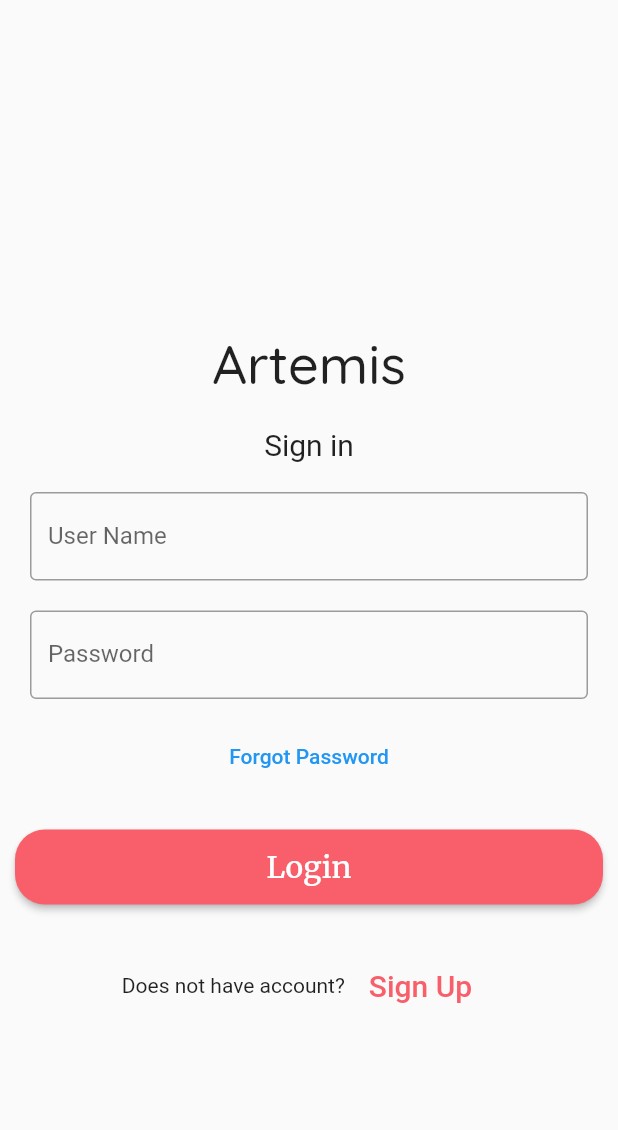
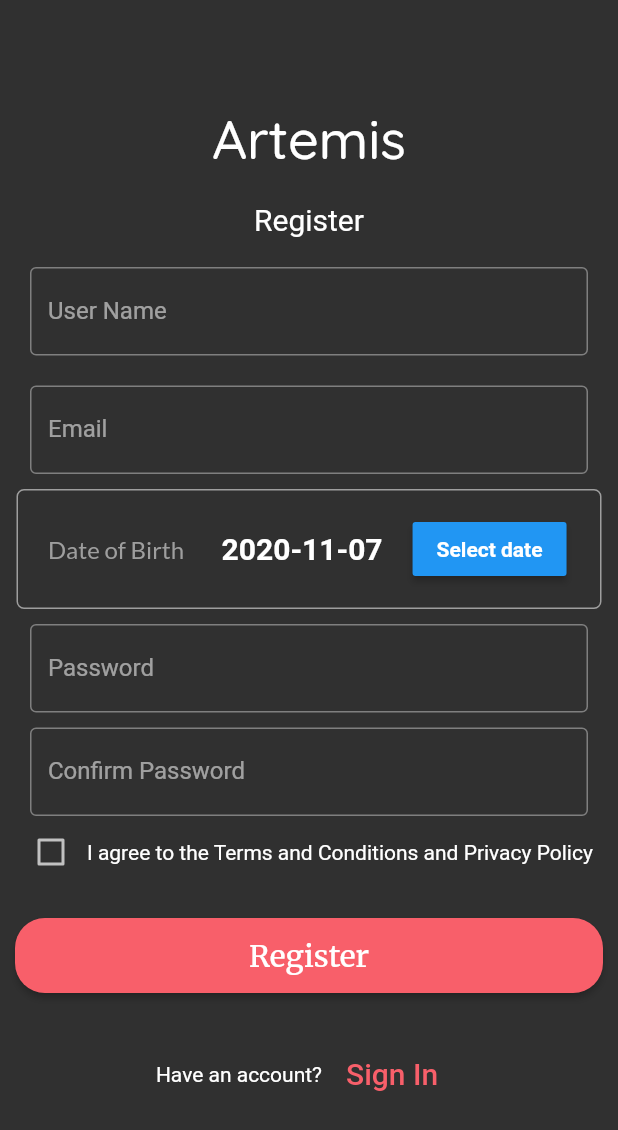
Before and after one commit to sayanmaiti2/artemis_flutter, a Flutter app: the screen it shows after launch, after a tap on "Sign Up", on a phone screen of 412 x 824 dp. Shown: the top 1130 px of the screen. Run offline on Flutter 3.47's test engine with Material 2 defaults, Android fonts, the phone set to English and light mode, and no system bars; our stand-ins replace font_awesome_flutter, google_fonts.

Commit message:
Updated Login Screen & Registration Screen UI Added FamilyScreen & AddFamilyScreen Pages Implemented DatePicker

```diff
--- a/lib/main.dart
+++ b/lib/main.dart
@@ -1,4 +1,5 @@
 import 'package:artemis_flutter/screens/login_screen.dart';
+//import 'package:artemis_flutter/screens/registration_screen.dart';
 import 'package:flutter/material.dart';
 
 void main() {
@@ -10,6 +11,11 @@ class MyApp extends StatelessWidget {
   Widget build(BuildContext context) {
     return MaterialApp(
       home: LoginScreen(),
+      theme: ThemeData.dark().copyWith(
+        primaryColor: Colors.white,
+        accentColor: Colors.white,
+        hintColor: Colors.white54,
+      ),
     );
   }
 }
--- a/lib/screens/login_screen.dart
+++ b/lib/screens/login_screen.dart
@@ -1,6 +1,8 @@
 import 'package:flutter/material.dart';
 import 'package:google_fonts/google_fonts.dart';
 import 'package:artemis_flutter/screens/home_screen.dart';
+import 'package:artemis_flutter/screens/registration_screen.dart';
+import 'package:artemis_flutter/constants.dart';
 
 class LoginScreen extends StatefulWidget {
   @override
@@ -13,7 +15,10 @@ class _State extends State<LoginScreen> {
 
   @override
   Widget build(BuildContext context) {
-    return Scaffold(
+    return Container(
+      decoration: kGradient,
+      child: Scaffold(
+        backgroundColor: Colors.transparent,
         body: Padding(
           padding: EdgeInsets.all(10),
           child: ListView(
@@ -29,6 +34,7 @@ class _State extends State<LoginScreen> {
                   style: GoogleFonts.quicksand(
                     fontSize: 36,
                     fontWeight: FontWeight.w500,
+                    color: Colors.white,
                   ),
                 ),
               ),
@@ -37,7 +43,10 @@ class _State extends State<LoginScreen> {
                 padding: EdgeInsets.all(10),
                 child: Text(
                   'Sign in',
-                style: TextStyle(fontSize: 20),
+                  style: TextStyle(
+                    fontSize: 20,
+                    color: Colors.white,
+                  ),
                 ),
               ),
               Container(
@@ -53,11 +62,13 @@ class _State extends State<LoginScreen> {
               Container(
                 padding: EdgeInsets.fromLTRB(10, 10, 10, 0),
                 child: TextField(
+                  cursorColor: Colors.white,
                   obscureText: true,
                   controller: passwordController,
                   decoration: InputDecoration(
                     border: OutlineInputBorder(),
                     labelText: 'Password',
+                    hintStyle: TextStyle(color: Colors.white),
                   ),
                 ),
               ),
@@ -68,7 +79,7 @@ class _State extends State<LoginScreen> {
                 onPressed: () {
                   //forgot password screen
                 },
-              textColor: Colors.blue,
+                textColor: Colors.white60,
                 child: Text('Forgot Password'),
               ),
               SizedBox(
@@ -85,7 +96,10 @@ class _State extends State<LoginScreen> {
                   ),
                   child: Text(
                     'Login',
-                  style: GoogleFonts.merriweather(fontSize: 20),
+                    style: GoogleFonts.merriweather(
+                      fontSize: 20,
+                      color: Colors.white,
+                    ),
                   ),
                   onPressed: () {
                     print(nameController.text);
@@ -104,15 +118,27 @@ class _State extends State<LoginScreen> {
                 child: Row(
                   mainAxisAlignment: MainAxisAlignment.center,
                   children: <Widget>[
-                  Text('Does not have account?'),
+                    Text(
+                      'Dont have account?',
+                      style: TextStyle(
+                        color: Colors.white,
+                      ),
+                    ),
                     FlatButton(
                       textColor: Color(0xfff85f6a),
                       child: Text(
                         'Sign Up',
-                      style: TextStyle(fontSize: 20),
+                        style: TextStyle(
+                          fontSize: 20,
+                          color: Colors.white,
+                        ),
                       ),
                       onPressed: () {
-                      //Go to HomeScreen
+                        Navigator.push(
+                          context,
+                          MaterialPageRoute(
+                              builder: (context) => RegistrationScreen()),
+                        );
                       },
                     )
                   ],
@@ -121,6 +147,7 @@ class _State extends State<LoginScreen> {
             ],
           ),
         ),
+      ),
     );
   }
 }
--- /dev/null
+++ b/lib/screens/registration_screen.dart
@@ -0,0 +1,194 @@
+import 'package:artemis_flutter/screens/family_screen.dart';
+import 'package:artemis_flutter/screens/login_screen.dart';
+import 'package:flutter/material.dart';
+import 'package:google_fonts/google_fonts.dart';
+import 'package:artemis_flutter/widgets/date_picker.dart';
+
+class RegistrationScreen extends StatefulWidget {
+  @override
+  _State createState() => _State();
+}
+
+class _State extends State<RegistrationScreen> {
+  TextEditingController nameController = TextEditingController();
+  TextEditingController passwordController = TextEditingController();
+  bool checkBoxValue = false;
+
+  @override
+  Widget build(BuildContext context) {
+    return Scaffold(
+      body: Padding(
+        padding: EdgeInsets.all(10),
+        child: Center(
+          child: ListView(
+            children: <Widget>[
+              SizedBox(
+                height: 50,
+              ),
+              Container(
+                alignment: Alignment.center,
+                padding: EdgeInsets.all(10),
+                child: Text(
+                  'Artemis',
+                  style: GoogleFonts.quicksand(
+                    fontSize: 36,
+                    fontWeight: FontWeight.w500,
+                  ),
+                ),
+              ),
+              Container(
+                alignment: Alignment.center,
+                padding: EdgeInsets.all(10),
+                child: Text(
+                  'Register',
+                  style: TextStyle(fontSize: 20),
+                ),
+              ),
+              Container(
+                width: MediaQuery.of(context).copyWith().size.width * 0.90,
+                padding: EdgeInsets.all(10),
+                child: TextField(
+                  controller: nameController,
+                  decoration: InputDecoration(
+                    border: OutlineInputBorder(),
+                    labelText: 'User Name',
+                  ),
+                ),
+              ),
+              Container(
+                padding: EdgeInsets.all(10),
+                child: TextField(
+                  controller: nameController,
+                  decoration: InputDecoration(
+                    border: OutlineInputBorder(),
+                    labelText: 'Email',
+                  ),
+                ),
+              ),
+              Align(
+                alignment: Alignment.center,
+                child: Container(
+                  height: 80,
+                  width: 390,
+                  padding: EdgeInsets.all(20),
+                  decoration: BoxDecoration(
+                    borderRadius: BorderRadius.circular(5),
+                    border: Border.all(width: 1.0, color: Colors.grey),
+                  ),
+                  child: Row(
+                    mainAxisAlignment: MainAxisAlignment.start,
+                    children: [
+                      Text(
+                        'Date of Birth',
+                        style: GoogleFonts.lato(
+                          textStyle:
+                              TextStyle(fontSize: 16, color: Colors.grey),
+                        ),
+                      ),
+                      SizedBox(
+                        width: 25,
+                      ),
+                      DatePicker(),
+                    ],
+                  ),
+                ),
+              ),
+              Container(
+                padding: EdgeInsets.fromLTRB(10, 10, 10, 0),
+                child: TextField(
+                  obscureText: true,
+                  controller: passwordController,
+                  decoration: InputDecoration(
+                    border: OutlineInputBorder(),
+                    labelText: 'Password',
+                  ),
+                ),
+              ),
+              Container(
+                padding: EdgeInsets.fromLTRB(10, 10, 10, 0),
+                child: TextField(
+                  obscureText: true,
+                  controller: passwordController,
+                  decoration: InputDecoration(
+                    border: OutlineInputBorder(),
+                    labelText: 'Confirm Password',
+                  ),
+                ),
+              ),
+              Row(
+                children: [
+                  Checkbox(
+                      value: checkBoxValue,
+                      onChanged: (newValue) {
+                        setState(() {
+                          checkBoxValue = newValue;
+                        });
+                      }),
+                  Text(
+                      'I agree to the Terms and Conditions and Privacy Policy'),
+                ],
+              ),
+              SizedBox(
+                height: 20,
+              ),
+              Container(
+                child: Row(
+                  mainAxisAlignment: MainAxisAlignment.center,
+                  children: <Widget>[],
+                ),
+              ),
+              ButtonTheme(
+                minWidth: 50,
+                height: 50,
+                child: RaisedButton(
+                  textColor: Colors.white,
+                  color: Color(0xfff85f6a),
+                  shape: RoundedRectangleBorder(
+                    borderRadius: BorderRadius.circular(20),
+                  ),
+                  child: Text(
+                    'Register',
+                    style: GoogleFonts.merriweather(fontSize: 20),
+                  ),
+                  onPressed: () {
+                    print(nameController.text);
+                    print(passwordController.text);
+                    Navigator.push(
+                      context,
+                      MaterialPageRoute(builder: (context) => FamilyScreen()),
+                    );
+                  },
+                ),
+              ),
+              SizedBox(
+                height: 30,
+              ),
+              Container(
+                child: Row(
+                  mainAxisAlignment: MainAxisAlignment.center,
+                  children: <Widget>[
+                    Text('Have an account?'),
+                    FlatButton(
+                      textColor: Color(0xfff85f6a),
+                      child: Text(
+                        'Sign In',
+                        style: TextStyle(fontSize: 20),
+                      ),
+                      onPressed: () {
+                        Navigator.push(
+                          context,
+                          MaterialPageRoute(
+                              builder: (context) => LoginScreen()),
+                        );
+                      },
+                    )
+                  ],
+                ),
+              )
+            ],
+          ),
+        ),
+      ),
+    );
+  }
+}
--- /dev/null
+++ b/lib/widgets/date_picker.dart
@@ -0,0 +1,52 @@
+import 'package:flutter/material.dart';
+
+class DatePicker extends StatefulWidget {
+  @override
+  _DatePickerState createState() => _DatePickerState();
+}
+
+class _DatePickerState extends State<DatePicker> {
+  /// Which holds the selected date
+  /// Defaults to today's date.
+  DateTime selectedDate = DateTime.now();
+
+  _selectDate(BuildContext context) async {
+    final DateTime picked = await showDatePicker(
+      context: context,
+      initialDate: selectedDate,
+      firstDate: DateTime(1900),
+      lastDate: DateTime.now(),
+    );
+    if (picked != null && picked != selectedDate)
+      setState(() {
+        selectedDate = picked;
+      });
+  }
+
+  @override
+  Widget build(BuildContext context) {
+    return Center(
+      child: Row(
+        mainAxisAlignment: MainAxisAlignment.center,
+        children: <Widget>[
+          Text(
+            "${selectedDate.toLocal()}".split(' ')[0],
+            style: TextStyle(fontSize: 20, fontWeight: FontWeight.bold),
+          ),
+          SizedBox(
+            width: 20.0,
+          ),
+          RaisedButton(
+            onPressed: () => _selectDate(context),
+            child: Text(
+              'Select date',
+              style:
+                  TextStyle(color: Colors.white, fontWeight: FontWeight.bold),
+            ),
+            color: Colors.blue,
+          ),
+        ],
+      ),
+    );
+  }
+}
--- a/pubspec.yaml
+++ b/pubspec.yaml
@@ -25,6 +25,7 @@ dependencies:
     sdk: flutter
   font_awesome_flutter: ^8.8.1
   google_fonts: ^1.1.0
+  syncfusion_flutter_datepicker: ^18.3.44-beta
 
 
   # The following adds the Cupertino Icons font to your application.
```
Also changed, not shown: lib/constants.dart (added, +15 -0 lines), lib/scratch.dart (added, +128 -0 lines), lib/screens/add_family_screen.dart (added, +111 -0 lines), lib/screens/family_screen.dart (added, +74 -0 lines), lib/screens/home_screen.dart (+34 -8 lines), lib/widgets/family_list.dart (added, +18 -0 lines), lib/widgets/family_tile.dart (added, +28 -0 lines), lib/widgets/vaccine_card.dart (+33 -5 lines), pubspec.lock, 1 other file. Lines whose indentation alone changed are shown as unchanged.
